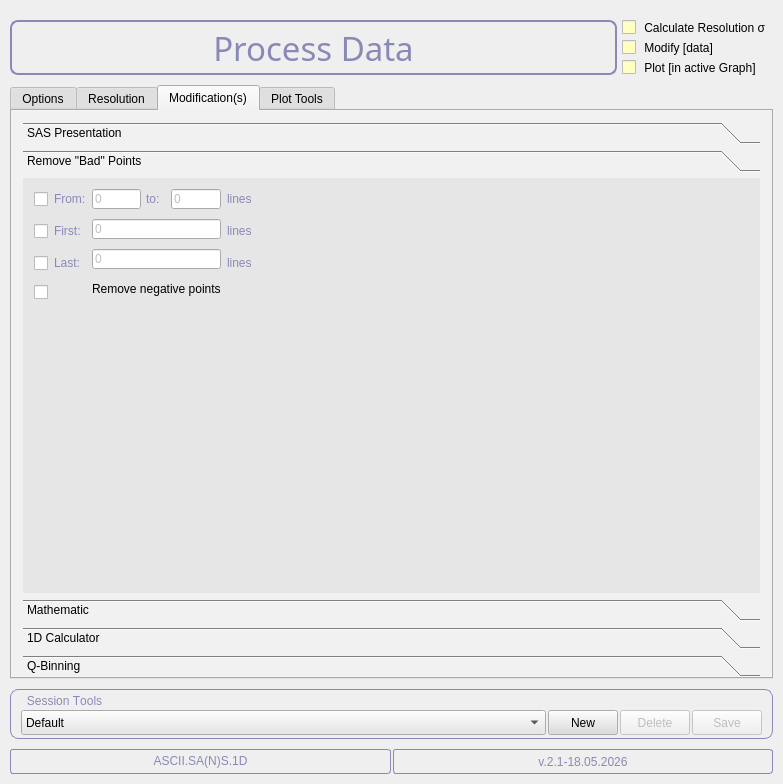
Qt form qtisas/sans/ascii1d/ascii1d.ui (k61n/qtisas) before a commit.
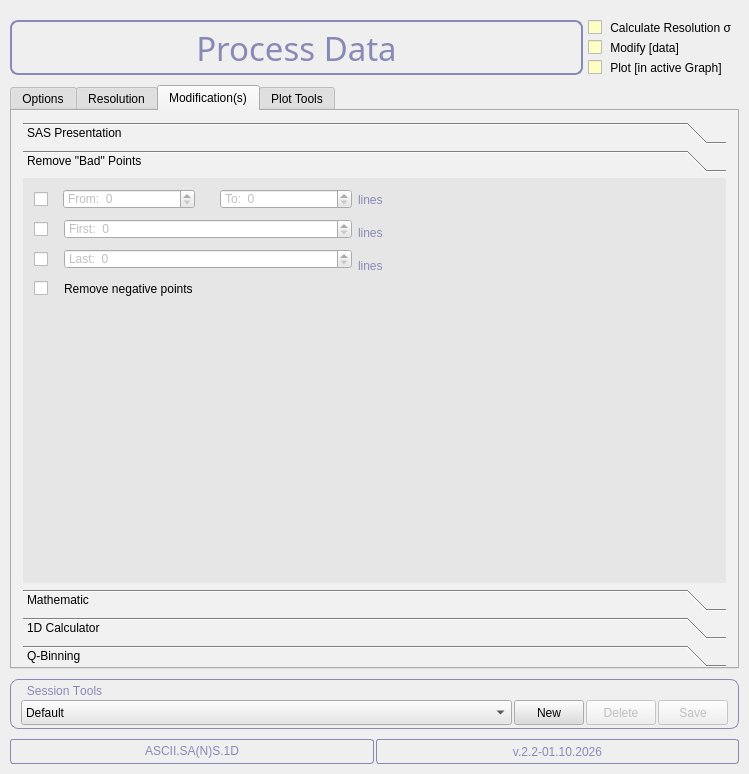
The same form after that commit. The open tabs and pages were chosen to show the change. Icons and pictures are not drawn.

Commit message:
ascii1d: localize the interface, check number fields, fix point removal
Number fields follow the numerical format through NumberValidator:
resolution values keep to their range (replacing the check slot), math
factors are scale factors. ASCII1D format files stay C and now include
lambda; tables are read and written in their own format (a German 1,5
was read as 1). Remove "Bad" Points uses spin boxes, each option on its
own; the lens focus field is hidden at the start.

Patch:
```diff
--- a/qtisas/sans/ascii1d/ascii1d.ui
+++ b/qtisas/sans/ascii1d/ascii1d.ui
@@ -7,8 +7,8 @@
    <rect>
     <x>0</x>
     <y>0</y>
-    <width>783</width>
-    <height>784</height>
+    <width>749</width>
+    <height>774</height>
    </rect>
   </property>
   <property name="sizePolicy">
@@ -8566,8 +8566,8 @@
            <rect>
             <x>0</x>
             <y>0</y>
-            <width>301</width>
-            <height>151</height>
+            <width>707</width>
+            <height>383</height>
            </rect>
           </property>
           <attribute name="label">
@@ -8576,212 +8576,6 @@
           <layout class="QVBoxLayout" name="verticalLayout_2">
            <item>
             <layout class="QHBoxLayout" name="horizontalLayout_2">
-             <item>
-              <layout class="QVBoxLayout" name="_15">
-               <property name="spacing">
-                <number>12</number>
-               </property>
-               <property name="topMargin">
-                <number>0</number>
-               </property>
-               <item>
-                <widget class="QCheckBox" name="checkBoxRemoveRange">
-                 <property name="sizePolicy">
-                  <sizepolicy hsizetype="Fixed" vsizetype="Fixed">
-                   <horstretch>0</horstretch>
-                   <verstretch>0</verstretch>
-                  </sizepolicy>
-                 </property>
-                 <property name="minimumSize">
-                  <size>
-                   <width>0</width>
-                   <height>20</height>
-                  </size>
-                 </property>
-                 <property name="maximumSize">
-                  <size>
-                   <width>150</width>
-                   <height>20</height>
-                  </size>
-                 </property>
-                 <property name="text">
-                  <string/>
-                 </property>
-                 <property name="checked">
-                  <bool>false</bool>
-                 </property>
-                </widget>
-               </item>
-               <item>
-                <widget class="QCheckBox" name="checkBoxRemoveFirst">
-                 <property name="sizePolicy">
-                  <sizepolicy hsizetype="Fixed" vsizetype="Fixed">
-                   <horstretch>0</horstretch>
-                   <verstretch>0</verstretch>
-                  </sizepolicy>
-                 </property>
-                 <property name="minimumSize">
-                  <size>
-                   <width>0</width>
-                   <height>20</height>
-                  </size>
-                 </property>
-                 <property name="maximumSize">
-                  <size>
-                   <width>150</width>
-                   <height>20</height>
-                  </size>
-                 </property>
-                 <property name="text">
-                  <string/>
-                 </property>
-                 <property name="checked">
-                  <bool>false</bool>
-                 </property>
-                </widget>
-               </item>
-               <item>
-                <widget class="QCheckBox" name="checkBoxRemoveLast">
-                 <property name="sizePolicy">
-                  <sizepolicy hsizetype="Fixed" vsizetype="Fixed">
-                   <horstretch>0</horstretch>
-                   <verstretch>0</verstretch>
-                  </sizepolicy>
-                 </property>
-                 <property name="minimumSize">
-                  <size>
-                   <width>0</width>
-                   <height>20</height>
-                  </size>
-                 </property>
-                 <property name="maximumSize">
-                  <size>
-                   <width>150</width>
-                   <height>20</height>
-                  </size>
-                 </property>
-                 <property name="text">
-                  <string/>
-                 </property>
-                 <property name="checked">
-                  <bool>false</bool>
-                 </property>
-                </widget>
-               </item>
-               <item>
-                <widget class="QCheckBox" name="checkBoxNoNegative">
-                 <property name="sizePolicy">
-                  <sizepolicy hsizetype="Fixed" vsizetype="Fixed">
-                   <horstretch>0</horstretch>
-                   <verstretch>0</verstretch>
-                  </sizepolicy>
-                 </property>
-                 <property name="text">
-                  <string/>
-                 </property>
-                </widget>
-               </item>
-               <item>
-                <spacer name="verticalSpacer_3">
-                 <property name="orientation">
-                  <enum>Qt::Vertical</enum>
-                 </property>
-                 <property name="sizeHint" stdset="0">
-                  <size>
-                   <width>5</width>
-                   <height>0</height>
-                  </size>
-                 </property>
-                </spacer>
-               </item>
-              </layout>
-             </item>
-             <item>
-              <layout class="QVBoxLayout" name="_22">
-               <property name="spacing">
-                <number>12</number>
-               </property>
-               <item>
-                <widget class="QLabel" name="textLabel6_3">
-                 <property name="sizePolicy">
-                  <sizepolicy hsizetype="Fixed" vsizetype="Fixed">
-                   <horstretch>0</horstretch>
-                   <verstretch>0</verstretch>
-                  </sizepolicy>
-                 </property>
-                 <property name="minimumSize">
-                  <size>
-                   <width>0</width>
-                   <height>20</height>
-                  </size>
-                 </property>
-                 <property name="text">
-                  <string>&lt;html&gt;&lt;head/&gt;&lt;body&gt;&lt;p&gt;&lt;span style=&quot; color:#8989b7;&quot;&gt;From:&lt;/span&gt;&lt;/p&gt;&lt;/body&gt;&lt;/html&gt;</string>
-                 </property>
-                 <property name="wordWrap">
-                  <bool>false</bool>
-                 </property>
-                </widget>
-               </item>
-               <item>
-                <widget class="QLabel" name="textLabel6">
-                 <property name="sizePolicy">
-                  <sizepolicy hsizetype="Fixed" vsizetype="Fixed">
-                   <horstretch>0</horstretch>
-                   <verstretch>0</verstretch>
-                  </sizepolicy>
-                 </property>
-                 <property name="minimumSize">
-                  <size>
-                   <width>0</width>
-                   <height>20</height>
-                  </size>
-                 </property>
-                 <property name="text">
-                  <string>&lt;html&gt;&lt;head/&gt;&lt;body&gt;&lt;p&gt;&lt;span style=&quot; color:#8989b7;&quot;&gt;First:&lt;/span&gt;&lt;/p&gt;&lt;/body&gt;&lt;/html&gt;</string>
-                 </property>
-                 <property name="wordWrap">
-                  <bool>false</bool>
-                 </property>
-                </widget>
-               </item>
-               <item>
-                <widget class="QLabel" name="textLabel6_2">
-                 <property name="sizePolicy">
-                  <sizepolicy hsizetype="Fixed" vsizetype="Fixed">
-                   <horstretch>0</horstretch>
-                   <verstretch>0</verstretch>
-                  </sizepolicy>
-                 </property>
-                 <property name="minimumSize">
-                  <size>
-                   <width>0</width>
-                   <height>20</height>
-                  </size>
-                 </property>
-                 <property name="text">
-                  <string>&lt;html&gt;&lt;head/&gt;&lt;body&gt;&lt;p&gt;&lt;span style=&quot; color:#8989b7;&quot;&gt;Last:&lt;/span&gt;&lt;/p&gt;&lt;/body&gt;&lt;/html&gt;</string>
-                 </property>
-                 <property name="wordWrap">
-                  <bool>false</bool>
-                 </property>
-                </widget>
-               </item>
-               <item>
-                <spacer name="verticalSpacer_12">
-                 <property name="orientation">
-                  <enum>Qt::Vertical</enum>
-                 </property>
-                 <property name="sizeHint" stdset="0">
-                  <size>
-                   <width>5</width>
-                   <height>0</height>
-                  </size>
-                 </property>
-                </spacer>
-               </item>
-              </layout>
-             </item>
              <item>
               <layout class="QVBoxLayout" name="_23">
                <property name="spacing">
@@ -8802,10 +8596,7 @@
                   <enum>QLayout::SetMinimumSize</enum>
                  </property>
                  <item>
-                  <widget class="QLineEdit" name="lineEditRemoveFrom">
-                   <property name="enabled">
-                    <bool>false</bool>
-                   </property>
+                  <widget class="QCheckBox" name="checkBoxRemoveRange">
                    <property name="sizePolicy">
                     <sizepolicy hsizetype="Fixed" vsizetype="Fixed">
                      <horstretch>0</horstretch>
@@ -8814,55 +8605,128 @@
                    </property>
                    <property name="minimumSize">
                     <size>
-                     <width>35</width>
+                     <width>0</width>
                      <height>20</height>
                     </size>
                    </property>
                    <property name="maximumSize">
                     <size>
-                     <width>110</width>
+                     <width>150</width>
                      <height>20</height>
                     </size>
                    </property>
                    <property name="text">
-                    <string>0</string>
+                    <string/>
                    </property>
                   </widget>
                  </item>
                  <item>
-                  <widget class="QLabel" name="textLabel6_2_2">
+                  <spacer name="verticalSpacerRFT">
+                   <property name="orientation">
+                    <enum>Qt::Horizontal</enum>
+                   </property>
+                   <property name="sizeType">
+                    <enum>QSizePolicy::Fixed</enum>
+                   </property>
+                   <property name="sizeHint" stdset="0">
+                    <size>
+                     <width>10</width>
+                     <height>5</height>
+                    </size>
+                   </property>
+                  </spacer>
+                 </item>
+                 <item>
+                  <widget class="QSpinBox" name="lineEditRemoveFrom">
+                   <property name="enabled">
+                    <bool>false</bool>
+                   </property>
                    <property name="sizePolicy">
-                    <sizepolicy hsizetype="Fixed" vsizetype="Fixed">
+                    <sizepolicy hsizetype="Expanding" vsizetype="Fixed">
                      <horstretch>0</horstretch>
                      <verstretch>0</verstretch>
                     </sizepolicy>
                    </property>
                    <property name="minimumSize">
                     <size>
-                     <width>20</width>
+                     <width>70</width>
                      <height>20</height>
                     </size>
                    </property>
                    <property name="maximumSize">
                     <size>
-                     <width>20</width>
-                     <height>16777215</height>
+                     <width>200</width>
+                     <height>20</height>
                     </size>
                    </property>
-                   <property name="text">
-                    <string>&lt;html&gt;&lt;head/&gt;&lt;body&gt;&lt;p&gt;&lt;span style=&quot; color:#8989b7;&quot;&gt;to:&lt;/span&gt;&lt;/p&gt;&lt;/body&gt;&lt;/html&gt;</string>
+                   <property name="suffix">
+                    <string/>
                    </property>
-                   <property name="wordWrap">
-                    <bool>false</bool>
+                   <property name="prefix">
+                    <string>From:  </string>
                    </property>
+                   <property name="maximum">
+                    <number>1000000</number>
+                   </property>
                   </widget>
                  </item>
                  <item>
-                  <widget class="QLineEdit" name="lineEditRemoveTo">
+                  <spacer name="horizontalSpacer_18">
+                   <property name="orientation">
+                    <enum>Qt::Horizontal</enum>
+                   </property>
+                   <property name="sizeType">
+                    <enum>QSizePolicy::Fixed</enum>
+                   </property>
+                   <property name="sizeHint" stdset="0">
+                    <size>
+                     <width>20</width>
+                     <height>1</height>
+                    </size>
+                   </property>
+                  </spacer>
+                 </item>
+                 <item>
+                  <widget class="QSpinBox" name="lineEditRemoveTo">
                    <property name="enabled">
                     <bool>false</bool>
                    </property>
                    <property name="sizePolicy">
+                    <sizepolicy hsizetype="Expanding" vsizetype="Fixed">
+                     <horstretch>0</horstretch>
+                     <verstretch>0</verstretch>
+                    </sizepolicy>
+                   </property>
+                   <property name="minimumSize">
+                    <size>
+                     <width>70</width>
+                     <height>20</height>
+                    </size>
+                   </property>
+                   <property name="maximumSize">
+                    <size>
+                     <width>200</width>
+                     <height>20</height>
+                    </size>
+                   </property>
+                   <property name="suffix">
+                    <string/>
+                   </property>
+                   <property name="prefix">
+                    <string>To:  </string>
+                   </property>
+                   <property name="maximum">
+                    <number>1000000</number>
+                   </property>
+                  </widget>
+                 </item>
+                </layout>
+               </item>
+               <item>
+                <layout class="QHBoxLayout" name="horizontalLayout_26">
+                 <item>
+                  <widget class="QCheckBox" name="checkBoxRemoveFirst">
+                   <property name="sizePolicy">
                     <sizepolicy hsizetype="Fixed" vsizetype="Fixed">
                      <horstretch>0</horstretch>
                      <verstretch>0</verstretch>
@@ -8870,29 +8734,81 @@
                    </property>
                    <property name="minimumSize">
                     <size>
-                     <width>35</width>
+                     <width>0</width>
                      <height>20</height>
                     </size>
                    </property>
                    <property name="maximumSize">
                     <size>
-                     <width>110</width>
+                     <width>150</width>
                      <height>20</height>
                     </size>
                    </property>
                    <property name="text">
-                    <string>0</string>
+                    <string/>
                    </property>
+                   <property name="checked">
+                    <bool>false</bool>
+                   </property>
                   </widget>
                  </item>
-                </layout>
+                 <item>
+                  <spacer name="verticalSpacerRF">
+                   <property name="orientation">
+                    <enum>Qt::Horizontal</enum>
+                   </property>
+                   <property name="sizeType">
+                    <enum>QSizePolicy::Fixed</enum>
+                   </property>
+                   <property name="sizeHint" stdset="0">
+                    <size>
+                     <width>10</width>
+                     <height>5</height>
+                    </size>
+                   </property>
+                  </spacer>
                </item>
                <item>
-                <widget class="QLineEdit" name="lineEditRemoveFirst">
+                  <widget class="QSpinBox" name="lineEditRemoveFirst">
                  <property name="enabled">
                   <bool>false</bool>
                  </property>
                  <property name="sizePolicy">
+                    <sizepolicy hsizetype="Expanding" vsizetype="Fixed">
+                     <horstretch>0</horstretch>
+                     <verstretch>0</verstretch>
+                    </sizepolicy>
+                   </property>
+                   <property name="minimumSize">
+                    <size>
+                     <width>160</width>
+                     <height>20</height>
+                    </size>
+                   </property>
+                   <property name="maximumSize">
+                    <size>
+                     <width>420</width>
+                     <height>20</height>
+                    </size>
+                   </property>
+                   <property name="suffix">
+                    <string/>
+                   </property>
+                   <property name="prefix">
+                    <string>First:  </string>
+                   </property>
+                   <property name="maximum">
+                    <number>1000000</number>
+                   </property>
+                  </widget>
+                 </item>
+                </layout>
+               </item>
+               <item>
+                <layout class="QHBoxLayout" name="horizontalLayout_27">
+                 <item>
+                  <widget class="QCheckBox" name="checkBoxRemoveLast">
+                   <property name="sizePolicy">
                   <sizepolicy hsizetype="Fixed" vsizetype="Fixed">
                    <horstretch>0</horstretch>
                    <verstretch>0</verstretch>
@@ -8900,49 +8816,107 @@
                  </property>
                  <property name="minimumSize">
                   <size>
-                   <width>35</width>
+                     <width>0</width>
                    <height>20</height>
                   </size>
                  </property>
                  <property name="maximumSize">
                   <size>
-                   <width>250</width>
+                     <width>150</width>
                    <height>20</height>
                   </size>
                  </property>
                  <property name="text">
-                  <string>0</string>
-                 </property>
+                    <string/>
+                   </property>
+                   <property name="checked">
+                    <bool>false</bool>
+                   </property>
                 </widget>
                </item>
                <item>
-                <widget class="QLineEdit" name="lineEditRemoveLast">
+                  <spacer name="verticalSpacerRL">
+                   <property name="orientation">
+                    <enum>Qt::Horizontal</enum>
+                   </property>
+                   <property name="sizeType">
+                    <enum>QSizePolicy::Fixed</enum>
+                   </property>
+                   <property name="sizeHint" stdset="0">
+                    <size>
+                     <width>10</width>
+                     <height>5</height>
+                    </size>
+                   </property>
+                  </spacer>
+                 </item>
+                 <item>
+                  <widget class="QSpinBox" name="lineEditRemoveLast">
                  <property name="enabled">
                   <bool>false</bool>
                  </property>
                  <property name="sizePolicy">
-                  <sizepolicy hsizetype="Fixed" vsizetype="Fixed">
+                    <sizepolicy hsizetype="Expanding" vsizetype="Fixed">
                    <horstretch>0</horstretch>
                    <verstretch>0</verstretch>
                   </sizepolicy>
                  </property>
                  <property name="minimumSize">
                   <size>
-                   <width>35</width>
+                     <width>160</width>
                    <height>20</height>
                   </size>
                  </property>
                  <property name="maximumSize">
                   <size>
-                   <width>250</width>
+                     <width>420</width>
                    <height>20</height>
                   </size>
                  </property>
+                   <property name="suffix">
+                    <string/>
+                   </property>
+                   <property name="prefix">
+                    <string>Last:  </string>
+                   </property>
+                   <property name="maximum">
+                    <number>1000000</number>
+                   </property>
+                  </widget>
+                 </item>
+                </layout>
+               </item>
+               <item>
+                <layout class="QHBoxLayout" name="horizontalLayout_28">
+                 <item>
+                  <widget class="QCheckBox" name="checkBoxNoNegative">
+                   <property name="sizePolicy">
+                    <sizepolicy hsizetype="Fixed" vsizetype="Fixed">
+                     <horstretch>0</horstretch>
+                     <verstretch>0</verstretch>
+                    </sizepolicy>
+                   </property>
                  <property name="text">
-                  <string>0</string>
+                    <string/>
                  </property>
                 </widget>
                </item>
+                 <item>
+                  <spacer name="verticalSpacerRP">
+                   <property name="orientation">
+                    <enum>Qt::Horizontal</enum>
+                   </property>
+                   <property name="sizeType">
+                    <enum>QSizePolicy::Fixed</enum>
+                   </property>
+                   <property name="sizeHint" stdset="0">
+                    <size>
+                     <width>10</width>
+                     <height>5</height>
+                    </size>
+                   </property>
+                  </spacer>
+                 </item>
                <item>
                 <widget class="QLabel" name="textLabel1_8">
                  <property name="sizePolicy">
@@ -8953,13 +8927,13 @@
                  </property>
                  <property name="minimumSize">
                   <size>
-                   <width>0</width>
+                     <width>160</width>
                    <height>20</height>
                   </size>
                  </property>
                  <property name="maximumSize">
                   <size>
-                   <width>16777215</width>
+                     <width>420</width>
                    <height>20</height>
                   </size>
                  </property>
@@ -8971,18 +8945,7 @@
                  </property>
                 </widget>
                </item>
-               <item>
-                <spacer name="verticalSpacer_7">
-                 <property name="orientation">
-                  <enum>Qt::Vertical</enum>
-                 </property>
-                 <property name="sizeHint" stdset="0">
-                  <size>
-                   <width>5</width>
-                   <height>0</height>
-                  </size>
-                 </property>
-                </spacer>
+                </layout>
                </item>
               </layout>
              </item>
@@ -9001,7 +8964,7 @@
                  </property>
                  <property name="minimumSize">
                   <size>
-                   <width>0</width>
+                   <width>40</width>
                    <height>20</height>
                   </size>
                  </property>
@@ -9029,7 +8992,7 @@
                  </property>
                  <property name="minimumSize">
                   <size>
-                   <width>0</width>
+                   <width>40</width>
                    <height>20</height>
                   </size>
                  </property>
@@ -9057,7 +9020,7 @@
                  </property>
                  <property name="minimumSize">
                   <size>
-                   <width>0</width>
+                   <width>40</width>
                    <height>20</height>
                   </size>
                  </property>
@@ -9080,10 +9043,13 @@
                  <property name="orientation">
                   <enum>Qt::Vertical</enum>
                  </property>
+                 <property name="sizeType">
+                  <enum>QSizePolicy::Fixed</enum>
+                 </property>
                  <property name="sizeHint" stdset="0">
                   <size>
-                   <width>20</width>
-                   <height>0</height>
+                   <width>1</width>
+                   <height>20</height>
                   </size>
                  </property>
                 </spacer>
@@ -9095,10 +9061,13 @@
                <property name="orientation">
                 <enum>Qt::Horizontal</enum>
                </property>
+               <property name="sizeType">
+                <enum>QSizePolicy::Expanding</enum>
+               </property>
                <property name="sizeHint" stdset="0">
                 <size>
                  <width>1</width>
-                 <height>5</height>
+                 <height>1</height>
                 </size>
                </property>
               </spacer>
@@ -9115,7 +9084,7 @@
              </property>
              <property name="sizeHint" stdset="0">
               <size>
-               <width>5</width>
+               <width>1</width>
                <height>1</height>
               </size>
              </property>
@@ -12188,7 +12157,7 @@
         <enum>QFrame::Box</enum>
        </property>
        <property name="text">
-        <string>v.2.1-18.05.2026</string>
+        <string>v.2.2-01.10.2026</string>
        </property>
        <property name="alignment">
         <set>Qt::AlignCenter</set>
```
Left out of the diff: 21 changed lines with no effect on the pictures. Lines whose indentation alone changed are shown as unchanged. The commit also changes 2 other files.
